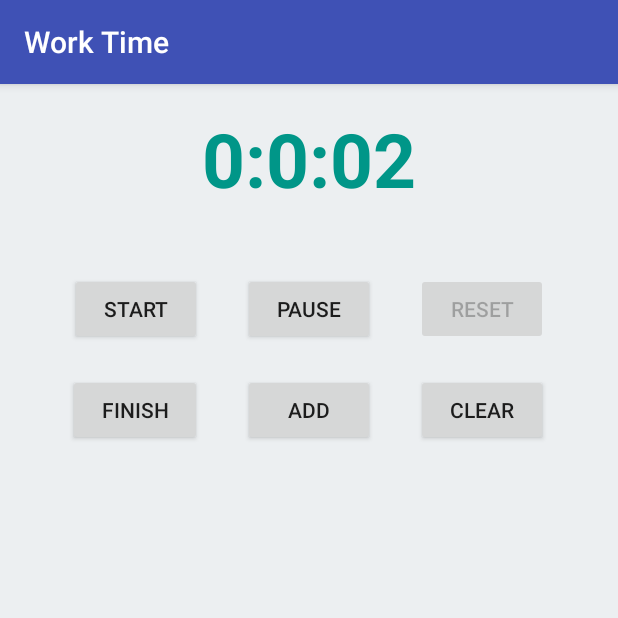
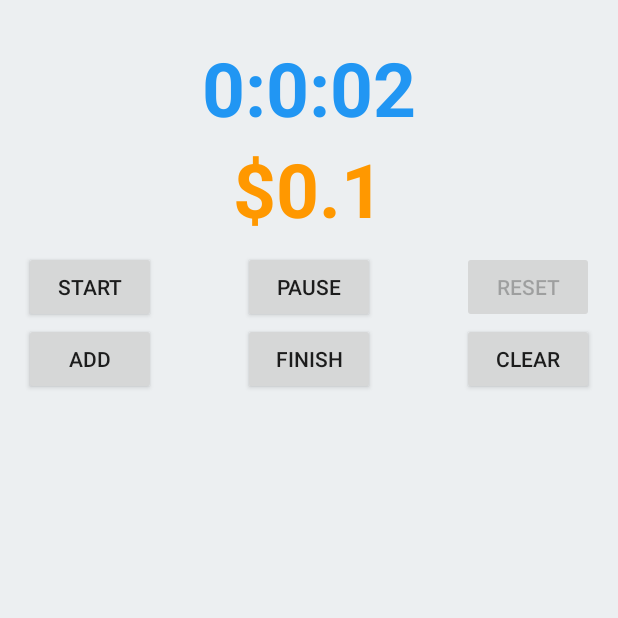
Before and after one commit to MBarrett1/Work_Time, an Android app: the screen it shows after launch (MainActivity), after a tap on "CLEAR", on a phone screen of 412 x 824 dp, the top half of it. Run offline under Robolectric (Android 15) with nearby library versions, the phone set to English and light mode, and no system bars; 1 other tap on this screen came first.

Commit message:
Layout and colours updated, money counter added

```diff
--- a/app/src/main/java/com/example/worktime/MainActivity.java
+++ b/app/src/main/java/com/example/worktime/MainActivity.java
@@ -23,6 +23,7 @@ public class MainActivity extends AppCompatActivity {
     ArrayList<String> times;
 
     TextView textView ;
+    TextView moneyView;
 
     Button start, pause, reset, lap, clear, add ;
 
@@ -46,6 +47,7 @@ public class MainActivity extends AppCompatActivity {
         setContentView(R.layout.activity_main);
 
         textView = (TextView)findViewById(R.id.textView);
+        moneyView = (TextView)findViewById(R.id.moneyView);
         start = (Button)findViewById(R.id.button);
         pause = (Button)findViewById(R.id.button2);
         reset = (Button)findViewById(R.id.button3);
@@ -103,7 +105,8 @@ public class MainActivity extends AppCompatActivity {
                 Minutes = 0;
                 MilliSeconds = 0;
 
-                textView.setText("00:00");
+                textView.setText("0:0:00");
+                moneyView.setText("$0.00");
 
 //                ListElementsArrayList.clear();
 
@@ -178,7 +181,7 @@ public class MainActivity extends AppCompatActivity {
         SharedPreferences sharedPreferences = getSharedPreferences("shared preferences", MODE_PRIVATE);
         SharedPreferences.Editor editor = sharedPreferences.edit();
         editor.clear();
-        editor.commit();
+        editor.apply();
 
     }
 
@@ -209,6 +212,13 @@ public class MainActivity extends AppCompatActivity {
             textView.setText("" + Hours + ":" + Minutes + ":"
                     + String.format("%02d", Seconds) );
 
+            int moneyTime = (int) (UpdateTime / 1800);
+
+            int dollars = moneyTime / 100;
+            int cents = moneyTime % 100;
+
+            moneyView.setText("" + "$"+ dollars + "." + cents );
+
             handler.postDelayed(this, 0);
         }
 
--- a/app/src/main/res/layout/activity_main.xml
+++ b/app/src/main/res/layout/activity_main.xml
@@ -12,23 +12,36 @@
     android:background="#ECEFF1">
 
     <TextView
-        android:text="00:00"
+        android:id="@+id/textView"
         android:layout_width="wrap_content"
         android:layout_height="wrap_content"
-        android:id="@+id/textView"
+        android:layout_above="@+id/moneyView"
+        android:layout_centerHorizontal="true"
+        android:layout_marginBottom="-76dp"
+        android:text="0:0:00"
+        android:textColor="#2196F3"
         android:textSize="50dp"
-        android:textStyle="bold"
-        android:textColor="#009688"
+        android:textStyle="bold" />
+
+    <TextView
+        android:id="@+id/moneyView"
+        android:layout_width="wrap_content"
+        android:layout_height="wrap_content"
         android:layout_alignParentTop="true"
-        android:layout_centerHorizontal="true" />
+        android:layout_centerHorizontal="true"
+        android:layout_marginTop="76dp"
+        android:text="$0.00"
+        android:textColor="#FF9800"
+        android:textSize="50dp"
+        android:textStyle="bold" />
 
     <Button
         android:id="@+id/button"
         android:layout_width="wrap_content"
         android:layout_height="wrap_content"
+        android:layout_alignParentStart="true"
         android:layout_alignParentTop="true"
-        android:layout_marginTop="110dp"
-        android:layout_toStartOf="@+id/textView"
+        android:layout_marginTop="151dp"
         android:text="Start" />
 
     <Button
@@ -43,41 +56,40 @@
         android:id="@+id/button5"
         android:layout_width="wrap_content"
         android:layout_height="wrap_content"
-        android:layout_alignTop="@+id/button4"
-        android:layout_toEndOf="@+id/textView"
+        android:layout_alignParentEnd="true"
+        android:layout_below="@+id/button"
         android:text="Clear" />
 
     <Button
         android:id="@+id/button3"
         android:layout_width="wrap_content"
         android:layout_height="wrap_content"
+        android:layout_alignParentEnd="true"
         android:layout_alignTop="@+id/button"
-        android:layout_toEndOf="@+id/textView"
         android:text="Reset" />
 
     <Button
         android:id="@+id/button6"
         android:layout_width="wrap_content"
         android:layout_height="wrap_content"
-        android:layout_alignTop="@+id/button4"
-        android:layout_centerHorizontal="true"
+        android:layout_alignParentStart="true"
+        android:layout_below="@+id/button"
         android:text="Add" />
 
     <Button
         android:id="@+id/button4"
-        android:layout_width="89dp"
+        android:layout_width="wrap_content"
         android:layout_height="wrap_content"
-        android:layout_alignParentTop="true"
-        android:layout_marginTop="177dp"
-        android:layout_toStartOf="@+id/textView"
+        android:layout_alignStart="@+id/button2"
+        android:layout_alignTop="@+id/button6"
         android:text="Finish" />
 
     <ListView
+        android:id="@+id/listview1"
         android:layout_width="match_parent"
-        android:layout_height="match_parent"
+        android:layout_height="254dp"
         android:layout_below="@+id/button4"
         android:layout_centerHorizontal="true"
-        android:layout_marginTop="12dp"
-        android:id="@+id/listview1"/>
+        android:layout_marginTop="10dp" />
 
 </RelativeLayout>
--- a/app/src/main/res/values/colors.xml
+++ b/app/src/main/res/values/colors.xml
@@ -1,6 +1,6 @@
 <?xml version="1.0" encoding="utf-8"?>
 <resources>
-    <color name="colorPrimary">#3F51B5</color>
-    <color name="colorPrimaryDark">#303F9F</color>
-    <color name="colorAccent">#FF4081</color>
+    <color name="colorPrimary">#2196F3</color>
+    <color name="colorPrimaryDark">#1976D2</color>
+    <color name="colorAccent">#FF9800</color>
 </resources>
--- a/app/src/main/res/values/styles.xml
+++ b/app/src/main/res/values/styles.xml
@@ -1,7 +1,7 @@
 <resources>
 
     <!-- Base application theme. -->
-    <style name="AppTheme" parent="Theme.AppCompat.Light.DarkActionBar">
+    <style name="AppTheme" parent="Theme.AppCompat.Light.NoActionBar">
         <!-- Customize your theme here. -->
         <item name="colorPrimary">@color/colorPrimary</item>
         <item name="colorPrimaryDark">@color/colorPrimaryDark</item>
```
